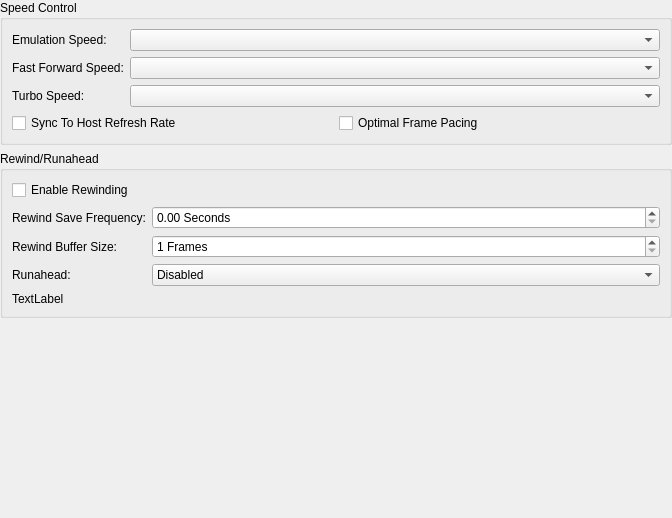
Old version of the form src/duckstation-qt/emulationsettingswidget.ui in the repository SumavisionQ5/duckstation-switch.
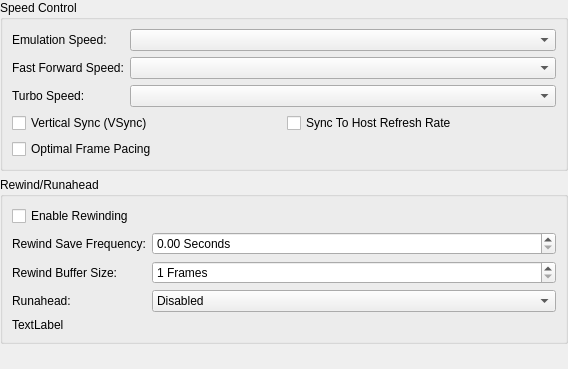
New version of the form.

```diff
--- a/src/duckstation-qt/emulationsettingswidget.ui
+++ b/src/duckstation-qt/emulationsettingswidget.ui
@@ -6,8 +6,8 @@
    <rect>
     <x>0</x>
     <y>0</y>
-    <width>672</width>
-    <height>518</height>
+    <width>568</width>
+    <height>369</height>
    </rect>
   </property>
   <layout class="QVBoxLayout" name="verticalLayout">
@@ -61,15 +61,22 @@
       </item>
       <item row="3" column="0" colspan="2">
        <layout class="QGridLayout" name="gridLayout">
-        <item row="1" column="1">
+        <item row="0" column="0">
+         <widget class="QCheckBox" name="vsync">
+          <property name="text">
+           <string>Vertical Sync (VSync)</string>
+          </property>
+         </widget>
+        </item>
+        <item row="0" column="2">
          <widget class="QCheckBox" name="syncToHostRefreshRate">
           <property name="text">
            <string>Sync To Host Refresh Rate</string>
           </property>
          </widget>
         </item>
-        <item row="1" column="2">
-         <widget class="QCheckBox" name="displayAllFrames">
+        <item row="1" column="0">
+         <widget class="QCheckBox" name="optimalFramePacing">
           <property name="text">
            <string>Optimal Frame Pacing</string>
           </property>
```
Left out of the diff: 2 changed lines with no effect on the pictures.
